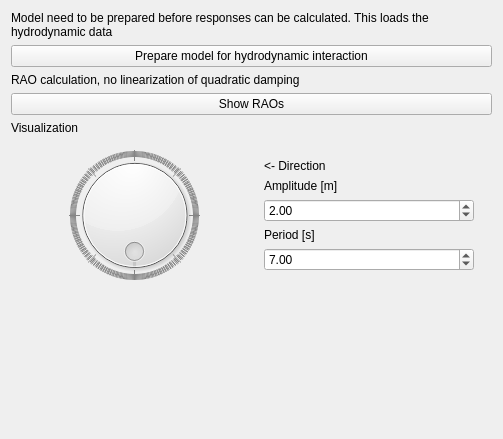
Old version of the form guis/widget_airy.ui in the repository RubendeBruin/DAVE.
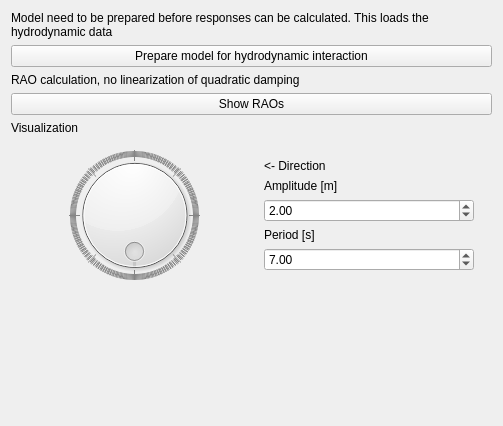
New version of the form.

Patch:
```diff
--- a/guis/widget_airy.ui
+++ b/guis/widget_airy.ui
@@ -7,9 +7,15 @@
     <x>0</x>
     <y>0</y>
     <width>503</width>
-    <height>439</height>
+    <height>426</height>
    </rect>
   </property>
+  <property name="maximumSize">
+   <size>
+    <width>16777215</width>
+    <height>500</height>
+   </size>
+  </property>
   <property name="windowTitle">
    <string>Form</string>
   </property>
```
